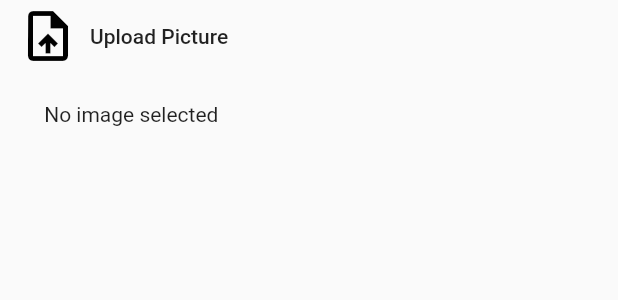
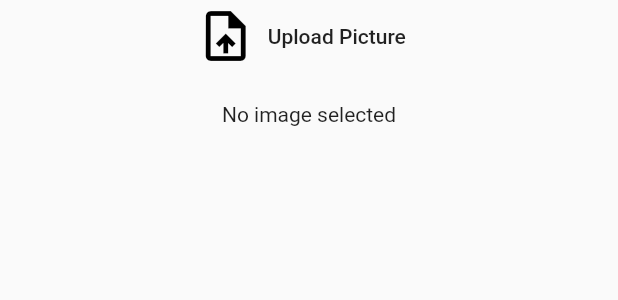
Before and after one commit to razylvidal/election_management_system_ems, a Flutter app: the ImagePicker widget shown alone on an empty page, opened directly, on a phone screen of 412 x 824 dp. Shown: the top 300 px of the screen. Run offline on Flutter 3.47's test engine with Material 2 defaults, Android fonts, the phone set to English and light mode, and no system bars; our stand-ins replace dotted_border, email_validator, file_picker, font_awesome_flutter, get; missing offline and left inert: dart:js, flutter_dropzone.

Commit message:
centered upload picture

```diff
--- a/lib/Screens/Campaign Manager/register_candidate.dart
+++ b/lib/Screens/Campaign Manager/register_candidate.dart
@@ -603,11 +603,8 @@ class _ImagePickerState extends State<ImagePicker> {
 
   @override
   Widget build(BuildContext context) {
-    return Container(
-        alignment: Alignment.topLeft,
-        decoration: BoxDecoration(
-          borderRadius: BorderRadius.circular(20),
-        ),
+    return Center(
+
         child: Column(
           children: [
             // ignore: deprecated_member_use
@@ -640,9 +637,8 @@ class _ImagePickerState extends State<ImagePicker> {
                     } else {
                       return Image.memory(
                         Uint8List.fromList(snapshot.data!.cast<int>()),
-                        fit: BoxFit.fill,
-                        height: 200,
-                        width: 200,
+                        fit: BoxFit.cover,
+                        width: 400,
                       );
                     }
                   }
```
